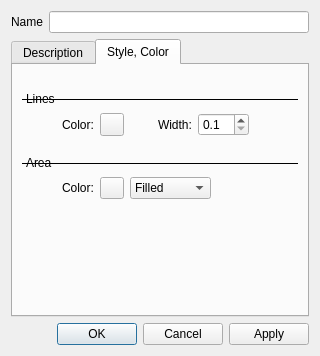
calincru/marble, file src/plugins/render/annotate/EditPolygonDialog.ui: the form before one commit.
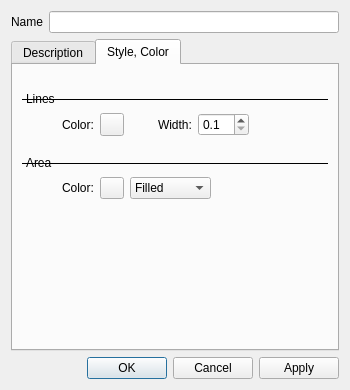
The form after the commit.

Commit message: Now each dialog has the same window size - increases consistency

```diff
--- a/src/plugins/render/annotate/EditPolygonDialog.ui
+++ b/src/plugins/render/annotate/EditPolygonDialog.ui
@@ -6,8 +6,8 @@
    <rect>
     <x>0</x>
     <y>0</y>
-    <width>320</width>
-    <height>356</height>
+    <width>350</width>
+    <height>390</height>
    </rect>
   </property>
   <property name="windowTitle">
```
The commit also changes 4 other files.
